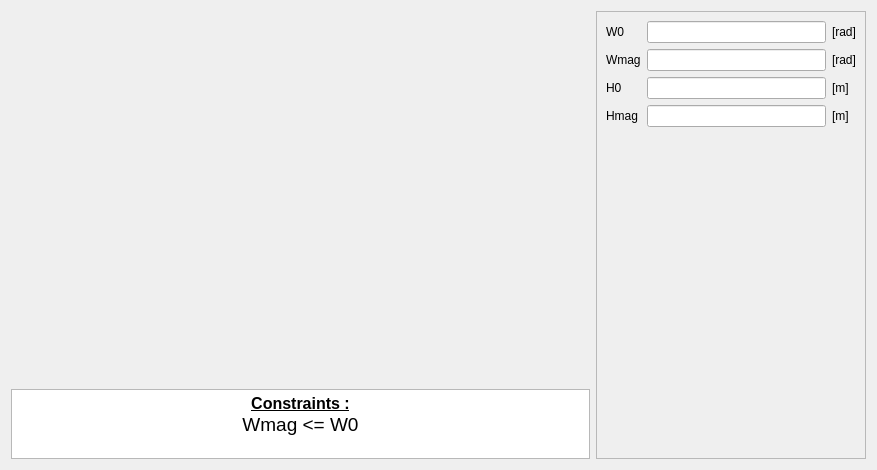
This is pyleecan/GUI/Dialog/DMachineSetup/SMSlot/PMSlot11/PMSlot11.ui in Eomys/pyleecan as Qt 5 draws it before an edit. The edited form follows.
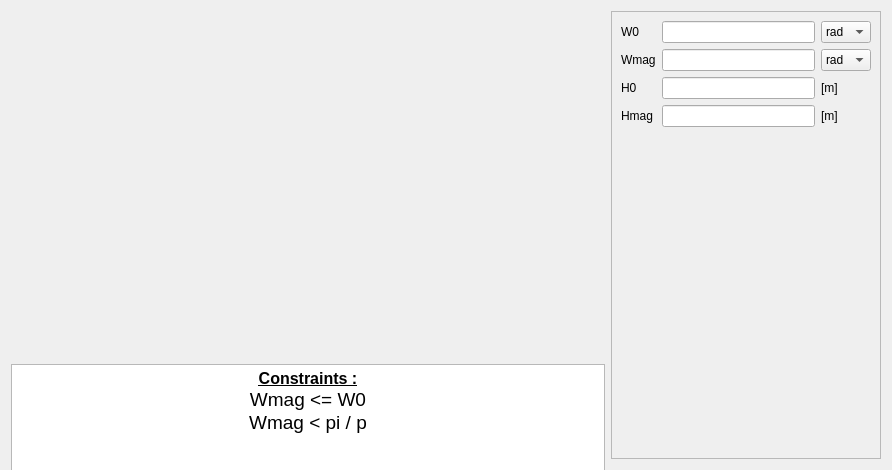
This is the edited form. Icons and pictures are not drawn. Custom widgets are drawn as their Qt base class.

Commit message: [CO] unit and check for SlotM11

The edit to the form file:
```diff
--- a/pyleecan/GUI/Dialog/DMachineSetup/SMSlot/PMSlot11/PMSlot11.ui
+++ b/pyleecan/GUI/Dialog/DMachineSetup/SMSlot/PMSlot11/PMSlot11.ui
@@ -6,7 +6,7 @@
    <rect>
     <x>0</x>
     <y>0</y>
-    <width>877</width>
+    <width>892</width>
     <height>470</height>
    </rect>
   </property>
@@ -49,7 +49,10 @@
         <pixmap resource="../../../../Resources/pyleecan.qrc">:/images/images/MachineSetup/WMSlot/SlotM11.png</pixmap>
        </property>
        <property name="scaledContents">
-        <bool>true</bool>
+        <bool>false</bool>
+       </property>
+       <property name="alignment">
+        <set>Qt::AlignCenter</set>
        </property>
       </widget>
      </item>
@@ -61,6 +64,12 @@
          <verstretch>0</verstretch>
         </sizepolicy>
        </property>
+       <property name="minimumSize">
+        <size>
+         <width>0</width>
+         <height>120</height>
+        </size>
+       </property>
        <property name="maximumSize">
         <size>
          <width>16777215</width>
@@ -76,7 +85,8 @@
 p, li { white-space: pre-wrap; }
 &lt;/style&gt;&lt;/head&gt;&lt;body style=&quot; font-family:'MS Shell Dlg 2'; font-size:7.8pt; font-weight:400; font-style:normal;&quot;&gt;
 &lt;p align=&quot;center&quot; style=&quot; margin-top:0px; margin-bottom:0px; margin-left:0px; margin-right:0px; -qt-block-indent:0; text-indent:0px;&quot;&gt;&lt;span style=&quot; font-size:12pt; font-weight:600; text-decoration: underline;&quot;&gt;Constraints :&lt;/span&gt;&lt;/p&gt;
-&lt;p align=&quot;center&quot; style=&quot; margin-top:0px; margin-bottom:0px; margin-left:0px; margin-right:0px; -qt-block-indent:0; text-indent:0px;&quot;&gt;&lt;span style=&quot; font-size:14pt;&quot;&gt;Wmag &amp;lt;= W0&lt;/span&gt;&lt;/p&gt;&lt;/body&gt;&lt;/html&gt;</string>
+&lt;p align=&quot;center&quot; style=&quot; margin-top:0px; margin-bottom:0px; margin-left:0px; margin-right:0px; -qt-block-indent:0; text-indent:0px;&quot;&gt;&lt;span style=&quot; font-size:14pt;&quot;&gt;Wmag &amp;lt;= W0&lt;/span&gt;&lt;/p&gt;
+&lt;p align=&quot;center&quot; style=&quot; margin-top:0px; margin-bottom:0px; margin-left:0px; margin-right:0px; -qt-block-indent:0; text-indent:0px;&quot;&gt;&lt;span style=&quot; font-size:14pt;&quot;&gt;Wmag &amp;lt; pi / p&lt;/span&gt;&lt;/p&gt;&lt;/body&gt;&lt;/html&gt;</string>
        </property>
        <property name="textInteractionFlags">
         <set>Qt::TextSelectableByKeyboard|Qt::TextSelectableByMouse</set>
@@ -121,13 +131,6 @@
            </property>
           </widget>
          </item>
-         <item row="1" column="2">
-          <widget class="QLabel" name="unit_Wmag">
-           <property name="text">
-            <string>[rad]</string>
-           </property>
-          </widget>
-         </item>
          <item row="0" column="0">
           <widget class="QLabel" name="in_W0">
            <property name="text">
@@ -135,13 +138,6 @@
            </property>
           </widget>
          </item>
-         <item row="0" column="2">
-          <widget class="QLabel" name="unit_W0">
-           <property name="text">
-            <string>[rad]</string>
-           </property>
-          </widget>
-         </item>
          <item row="2" column="2">
           <widget class="QLabel" name="unit_H0">
            <property name="text">
@@ -189,6 +185,34 @@
          <item row="1" column="1">
           <widget class="FloatEdit" name="lf_Wmag"/>
          </item>
+         <item row="1" column="2">
+          <widget class="QComboBox" name="c_Wmag_unit">
+           <item>
+            <property name="text">
+             <string>rad</string>
+            </property>
+           </item>
+           <item>
+            <property name="text">
+             <string>deg</string>
+            </property>
+           </item>
+          </widget>
+         </item>
+         <item row="0" column="2">
+          <widget class="QComboBox" name="c_W0_unit">
+           <item>
+            <property name="text">
+             <string>rad</string>
+            </property>
+           </item>
+           <item>
+            <property name="text">
+             <string>deg</string>
+            </property>
+           </item>
+          </widget>
+         </item>
         </layout>
        </item>
        <item>
```
The commit also changes 3 other files.
